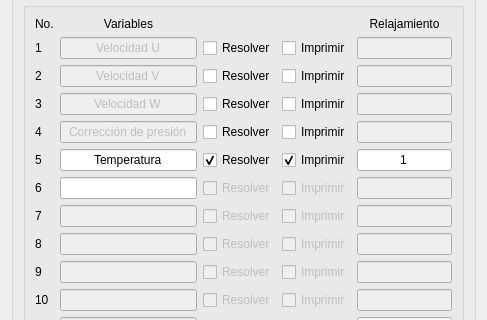
Qt form variables_window/ui/variables_window.ui (luisdavidrodm/PrePRODIC3D) before a commit; both pictures show x 0 to 487 and y 251 to 571 of the 487 by 679 pixel window.
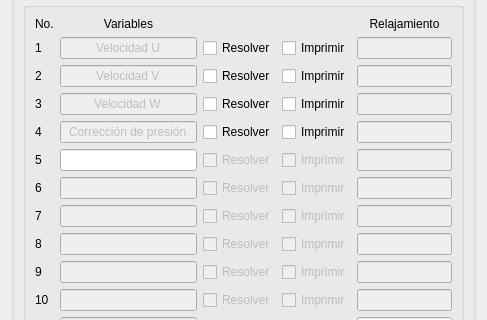
The same form after that commit.

Commit message: Refactorizacion de ventana Variables

The edit to the form file:
```diff
--- a/variables_window/ui/variables_window.ui
+++ b/variables_window/ui/variables_window.ui
@@ -280,6 +280,9 @@
          </item>
          <item row="6" column="2">
           <widget class="QLineEdit" name="le_var_title6">
+           <property name="enabled">
+            <bool>false</bool>
+           </property>
            <property name="alignment">
             <set>Qt::AlignCenter</set>
            </property>
@@ -321,11 +324,14 @@
          </item>
          <item row="5" column="4">
           <widget class="QCheckBox" name="chb_kprint5">
+           <property name="enabled">
+            <bool>false</bool>
+           </property>
            <property name="text">
             <string>Imprimir</string>
            </property>
            <property name="checked">
-            <bool>true</bool>
+            <bool>false</bool>
            </property>
           </widget>
          </item>
@@ -483,13 +489,13 @@
          <item row="5" column="3">
           <widget class="QCheckBox" name="chb_ksolve5">
            <property name="enabled">
-            <bool>true</bool>
+            <bool>false</bool>
            </property>
            <property name="text">
             <string>Resolver</string>
            </property>
            <property name="checked">
-            <bool>true</bool>
+            <bool>false</bool>
            </property>
           </widget>
          </item>
@@ -647,7 +653,7 @@
          <item row="5" column="2">
           <widget class="QLineEdit" name="le_var_title5">
            <property name="text">
-            <string>Temperatura</string>
+            <string/>
            </property>
            <property name="alignment">
             <set>Qt::AlignCenter</set>
@@ -694,10 +700,10 @@
          <item row="5" column="5">
           <widget class="QLineEdit" name="le_relax5">
            <property name="enabled">
-            <bool>true</bool>
+            <bool>false</bool>
            </property>
            <property name="text">
-            <string>1</string>
+            <string/>
            </property>
            <property name="alignment">
             <set>Qt::AlignCenter</set>
```
The commit also changes 6 other files.
